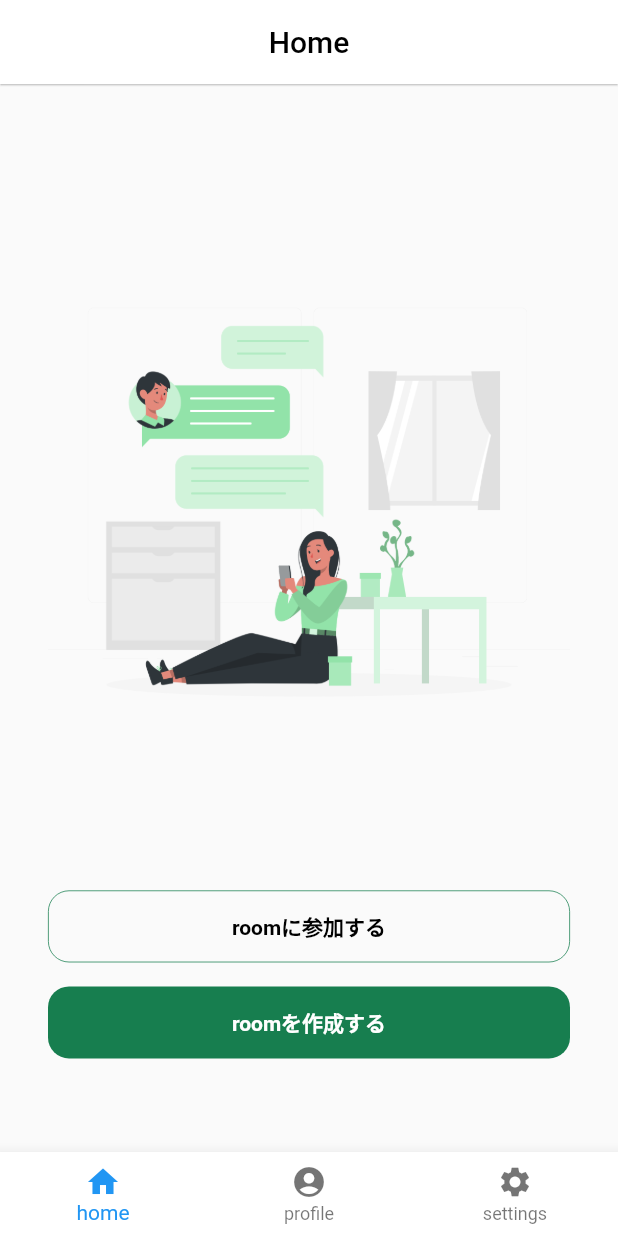
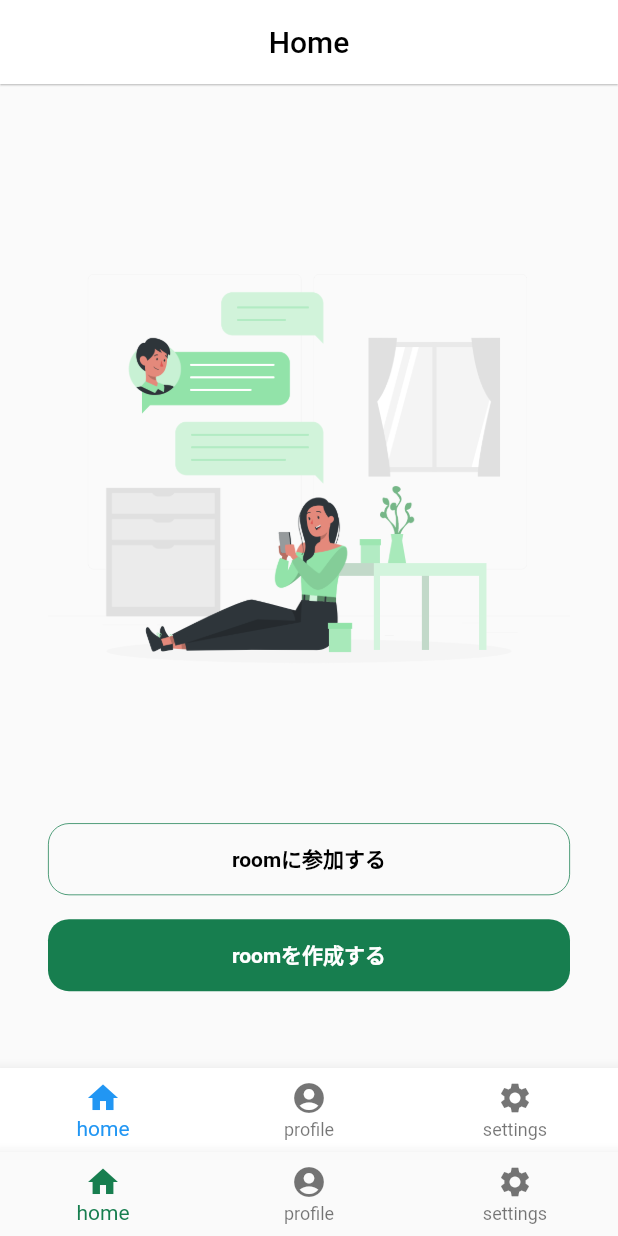
Before and after one commit to flutter-square/fs-talker, a Flutter app: the screen it shows after launch, on a phone screen of 412 x 824 dp. Run offline on Flutter 3.47's test engine with Material 2 defaults, Android fonts, the phone set to English and light mode, and no system bars.

Commit message:
fix: app.dartをかませた

```diff
--- /dev/null
+++ b/lib/app.dart
@@ -0,0 +1,62 @@
+import 'package:flutter/material.dart';
+import 'package:fs_talker/pages/home/home_page.dart';
+import 'package:fs_talker/pages/profile/profile_page.dart';
+import 'package:fs_talker/pages/settings/settings_page.dart';
+
+import 'constants.dart';
+
+class App extends StatefulWidget {
+  const App({Key? key}) : super(key: key);
+
+  @override
+  _AppState createState() => _AppState();
+}
+
+class _AppState extends State<App> {
+  int _currentIndex = 0;
+
+  final _pages = [
+    Home(),
+    Profile(),
+    Settings(),
+  ];
+
+  @override
+  Widget build(BuildContext context) {
+    return Scaffold(
+      body: Stack(
+        children: [
+          IndexedStack(
+            index: _currentIndex,
+            children: _pages,
+          )
+        ],
+      ),
+      bottomNavigationBar: BottomNavigationBar(
+        fixedColor: Styles.primaryColor,
+        items: [
+          BottomNavigationBarItem(
+            icon: Icon(Icons.home),
+            label: 'home',
+          ),
+          BottomNavigationBarItem(
+            icon: Icon(Icons.account_circle),
+            label: 'profile',
+          ),
+          BottomNavigationBarItem(
+            icon: Icon(Icons.settings),
+            label: 'settings',
+          ),
+        ],
+        currentIndex: _currentIndex,
+        onTap: _onTap,
+      )
+    );
+  }
+
+  void _onTap(int index) {
+    setState(() {
+      _currentIndex = index;
+    });
+  }
+}
--- a/lib/main.dart
+++ b/lib/main.dart
@@ -1,6 +1,5 @@
 import 'package:flutter/material.dart';
-import 'package:fs_talker/pages/home/home_page.dart';
-import 'components/custom_bottom_navigation_bar.dart';
+import 'package:fs_talker/app.dart';
 
 void main() {
   runApp(MyApp());
@@ -14,7 +13,7 @@
       theme: ThemeData(
         primarySwatch: Colors.blue,
       ),
-      home: Home(),
+      home: App(),
     );
   }
 }
```
